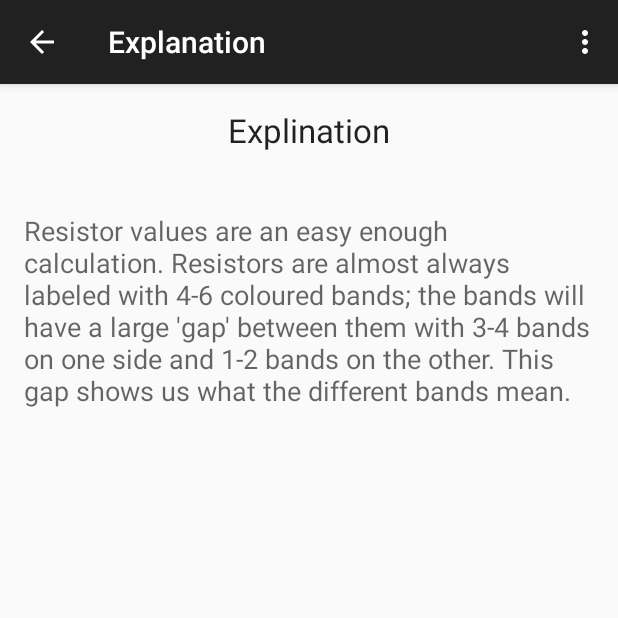
After one commit to drew887/Resistor-Calculator, an Android app: the ExplainActivity screen opened directly, with no data from a screen before it, on a phone screen of 412 x 824 dp, the top half of it. The commit adds this screen. Run offline under Robolectric (Android 15) with nearby library versions, the phone set to English and light mode, and no system bars.

Commit message:
Adding start of explination activity
Adding an activity with a short explination of what the bands represent and how
they are used in the calculation. Not finished yet, might add pictures as well.

```diff
--- a/app/src/main/AndroidManifest.xml
+++ b/app/src/main/AndroidManifest.xml
@@ -16,6 +16,14 @@
                 <category android:name="android.intent.category.LAUNCHER" />
             </intent-filter>
         </activity>
+        <activity
+            android:name=".ExplainActivity"
+            android:label="@string/title_activity_explain"
+            android:parentActivityName=".MainActivity" >
+            <meta-data
+                android:name="android.support.PARENT_ACTIVITY"
+                android:value="com.rocketgrenade.resistorcalulator.MainActivity" />
+        </activity>
     </application>
 
 </manifest>
--- /dev/null
+++ b/app/src/main/java/com/rocketgrenade/resistorcalulator/ExplainActivity.java
@@ -0,0 +1,38 @@
+package com.rocketgrenade.resistorcalulator;
+
+import android.support.v7.app.ActionBarActivity;
+import android.os.Bundle;
+import android.view.Menu;
+import android.view.MenuItem;
+
+
+public class ExplainActivity extends ActionBarActivity {
+
+    @Override
+    protected void onCreate(Bundle savedInstanceState) {
+        super.onCreate(savedInstanceState);
+        setContentView(R.layout.activity_explain);
+    }
+
+    @Override
+    public boolean onCreateOptionsMenu(Menu menu) {
+        // Inflate the menu; this adds items to the action bar if it is present.
+        getMenuInflater().inflate(R.menu.menu_explain, menu);
+        return true;
+    }
+
+    @Override
+    public boolean onOptionsItemSelected(MenuItem item) {
+        // Handle action bar item clicks here. The action bar will
+        // automatically handle clicks on the Home/Up button, so long
+        // as you specify a parent activity in AndroidManifest.xml.
+        int id = item.getItemId();
+
+        //noinspection SimplifiableIfStatement
+        if (id == R.id.action_settings) {
+            return true;
+        }
+
+        return super.onOptionsItemSelected(item);
+    }
+}
--- a/app/src/main/java/com/rocketgrenade/resistorcalulator/MainActivity.java
+++ b/app/src/main/java/com/rocketgrenade/resistorcalulator/MainActivity.java
@@ -1,5 +1,6 @@
 package com.rocketgrenade.resistorcalulator;
 
+import android.content.Intent;
 import android.graphics.Color;
 import android.graphics.Paint;
 import android.os.Bundle;
@@ -134,6 +135,8 @@ public class MainActivity extends ActionBarActivity {
 
         //noinspection SimplifiableIfStatement
         if (id == R.id.action_settings) {
+            Intent explain = new Intent(this, ExplainActivity.class);
+            startActivity(explain);
             return true;
         }
 
--- /dev/null
+++ b/app/src/main/res/layout/activity_explain.xml
@@ -0,0 +1,44 @@
+<RelativeLayout xmlns:android="http://schemas.android.com/apk/res/android"
+    xmlns:tools="http://schemas.android.com/tools" android:layout_width="match_parent"
+    android:layout_height="match_parent"
+    android:paddingLeft="@dimen/activity_horizontal_margin"
+    android:paddingRight="@dimen/activity_horizontal_margin"
+    android:paddingTop="@dimen/activity_vertical_margin"
+    android:paddingBottom="@dimen/activity_vertical_margin"
+    tools:context="com.rocketgrenade.resistorcalulator.ExplainActivity"
+    android:gravity="center">
+
+    <ScrollView
+        xmlns:android="http://schemas.android.com/apk/res/android"
+        android:layout_width="fill_parent"
+        android:layout_height="fill_parent"
+        android:fillViewport="true">
+
+        <RelativeLayout
+            android:orientation="vertical"
+            android:layout_width="match_parent"
+            android:layout_height="match_parent"
+            android:gravity="center|top">
+
+            <TextView
+                android:layout_width="wrap_content"
+                android:layout_height="wrap_content"
+                android:textAppearance="?android:attr/textAppearanceLarge"
+                android:text="Explination"
+                android:id="@+id/textView3"
+                android:layout_alignParentTop="true"
+                android:layout_centerHorizontal="true" />
+
+            <TextView
+                android:layout_width="wrap_content"
+                android:layout_height="wrap_content"
+                android:textAppearance="?android:attr/textAppearanceMedium"
+                android:text="@string/explain"
+                android:id="@+id/textView4"
+                android:layout_below="@+id/textView3"
+                android:layout_centerHorizontal="true"
+                android:layout_marginTop="40dp" />
+        </RelativeLayout>
+    </ScrollView>
+
+</RelativeLayout>
--- a/app/src/main/res/layout/activity_main.xml
+++ b/app/src/main/res/layout/activity_main.xml
@@ -1,6 +1,8 @@
 <RelativeLayout xmlns:android="http://schemas.android.com/apk/res/android"
-    xmlns:tools="http://schemas.android.com/tools" android:layout_width="match_parent"
-    android:layout_height="match_parent" android:paddingLeft="@dimen/activity_horizontal_margin"
+    xmlns:tools="http://schemas.android.com/tools"
+    android:layout_width="match_parent"
+    android:layout_height="match_parent"
+    android:paddingLeft="@dimen/activity_horizontal_margin"
     android:paddingRight="@dimen/activity_horizontal_margin"
     android:paddingTop="@dimen/activity_vertical_margin"
     android:paddingBottom="@dimen/activity_vertical_margin" tools:context=".MainActivity"
--- /dev/null
+++ b/app/src/main/res/menu/menu_explain.xml
@@ -0,0 +1,7 @@
+<menu xmlns:android="http://schemas.android.com/apk/res/android"
+    xmlns:app="http://schemas.android.com/apk/res-auto"
+    xmlns:tools="http://schemas.android.com/tools"
+    tools:context="com.rocketgrenade.resistorcalulator.ExplainActivity">
+    <item android:id="@+id/action_settings" android:title="@string/action_settings"
+        android:orderInCategory="100" app:showAsAction="never" />
+</menu>
--- a/app/src/main/res/values/strings.xml
+++ b/app/src/main/res/values/strings.xml
@@ -2,5 +2,11 @@
     <string name="app_name">Resistor Calulator</string>
     <string name="digitTitle">Digit Bands</string>
     <string name="toleranceTitle">Tolerance &amp; Temperature</string>
-    <string name="action_settings">Settings</string>
+    <string name="action_settings">Explanation</string>
+    <string name="title_activity_explain">Explanation</string>
+    <string name="explain">Resistor values are an easy enough calculation. Resistors are almost
+        always labeled with 4-6 coloured bands; the bands will have a large \'gap\' between them with
+        3-4 bands on one side and 1-2 bands on the other. This gap shows us what the different bands
+        mean.</string>
+
 </resources>
```
